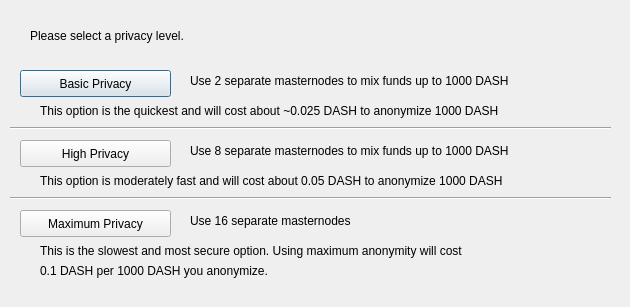
Old version of the form src/qt/forms/darksendconfig.ui in the repository trinm1987/villagCoin.
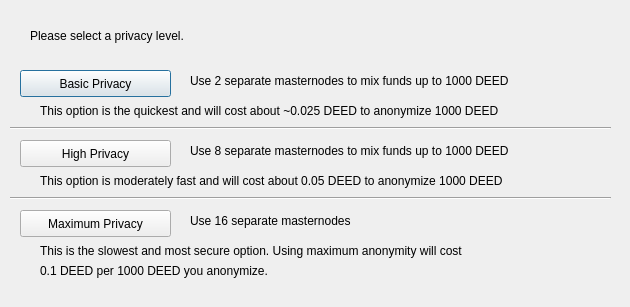
New version of the form.

What changed in the file:
```diff
--- a/src/qt/forms/darksendconfig.ui
+++ b/src/qt/forms/darksendconfig.ui
@@ -75,7 +75,7 @@
     </rect>
    </property>
    <property name="text">
-    <string>Use 2 separate masternodes to mix funds up to 1000 DASH</string>
+    <string>Use 2 separate masternodes to mix funds up to 1000 DEED</string>
    </property>
   </widget>
   <widget class="QLabel" name="label_3">
@@ -88,7 +88,7 @@
     </rect>
    </property>
    <property name="text">
-    <string>Use 8 separate masternodes to mix funds up to 1000 DASH</string>
+    <string>Use 8 separate masternodes to mix funds up to 1000 DEED</string>
    </property>
   </widget>
   <widget class="QLabel" name="label_4">
@@ -114,7 +114,7 @@
     </rect>
    </property>
    <property name="text">
-    <string>This option is the quickest and will cost about ~0.025 DASH to anonymize 1000 DASH</string>
+    <string>This option is the quickest and will cost about ~0.025 DEED to anonymize 1000 DEED</string>
    </property>
   </widget>
   <widget class="QLabel" name="label_7">
@@ -127,7 +127,7 @@
     </rect>
    </property>
    <property name="text">
-    <string>This option is moderately fast and will cost about 0.05 DASH to anonymize 1000 DASH</string>
+    <string>This option is moderately fast and will cost about 0.05 DEED to anonymize 1000 DEED</string>
    </property>
   </widget>
   <widget class="QLabel" name="label_8">
@@ -153,7 +153,7 @@
     </rect>
    </property>
    <property name="text">
-    <string>0.1 DASH per 1000 DASH you anonymize.</string>
+    <string>0.1 DEED per 1000 DEED you anonymize.</string>
    </property>
   </widget>
   <widget class="Line" name="line">
```
